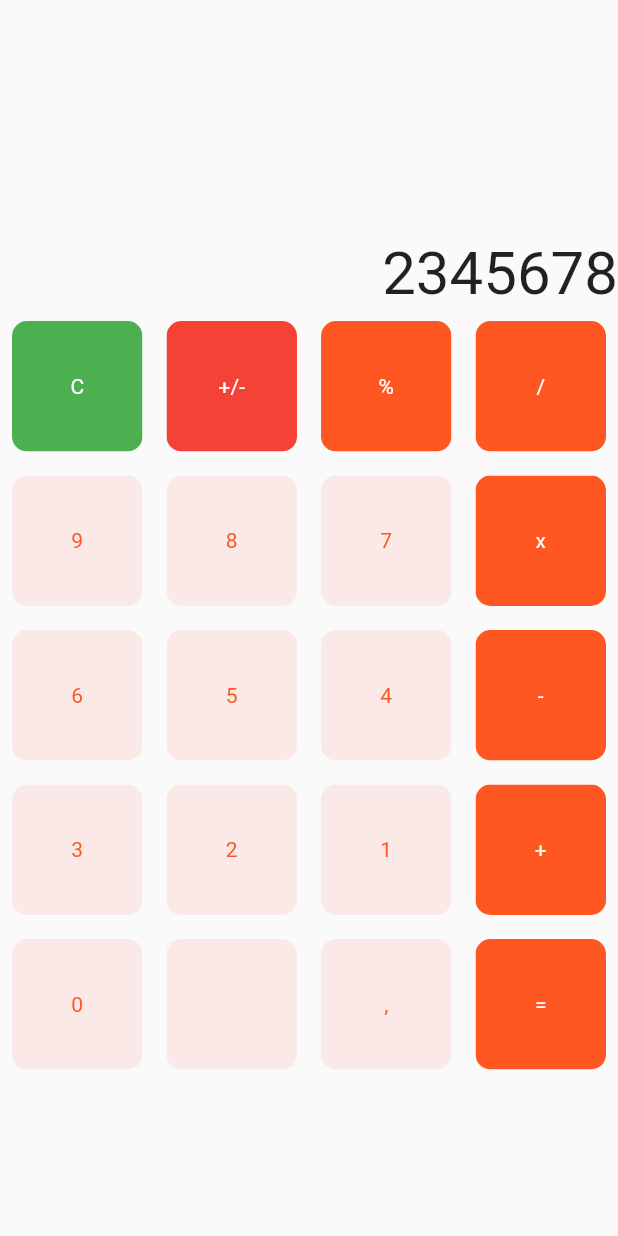
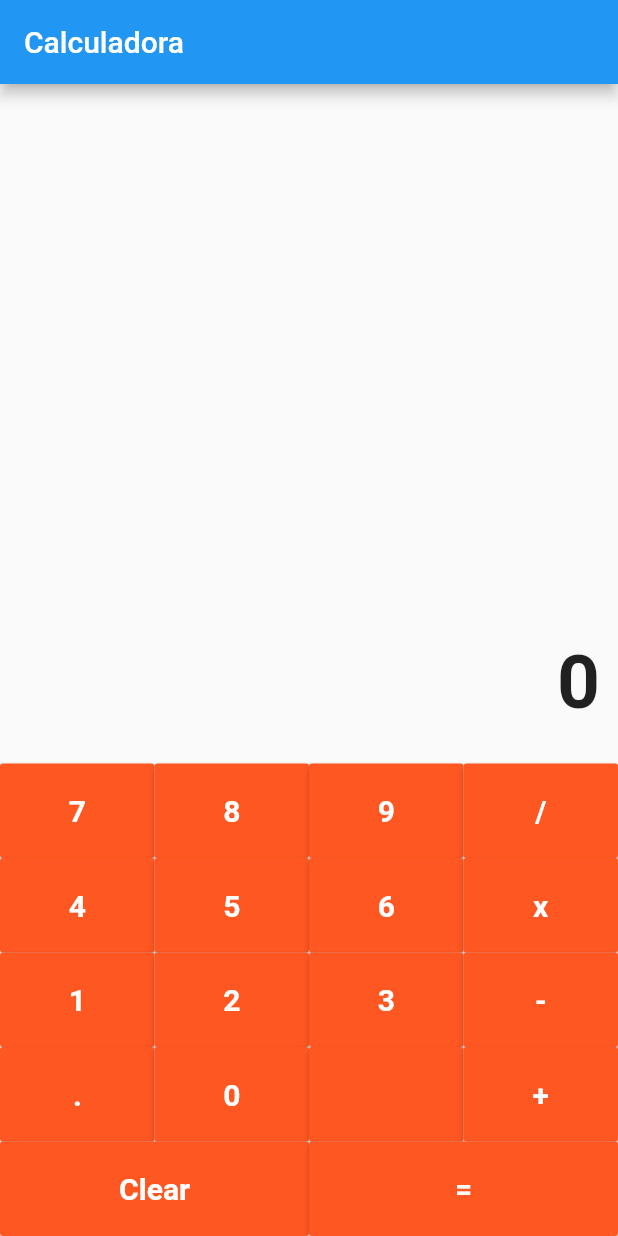
Before and after one commit to jorgetejeda/AppCalculate, a Flutter app: the screen it shows after launch, on a phone screen of 412 x 824 dp. Run offline on Flutter 3.47's test engine with Material 2 defaults, Android fonts, the phone set to English and light mode, and no system bars.

Commit message:
Remove original design and make calculate functional

```diff
--- a/lib/main.dart
+++ b/lib/main.dart
@@ -1,4 +1,3 @@
-import 'package:calculadora/buttons.dart';
 import 'package:flutter/material.dart';
 
 void main() => runApp(MyApp());
@@ -24,63 +23,145 @@ class MyHomePage extends StatefulWidget {
 }
 
 class _MyHomePageState extends State<MyHomePage> {
-  final List<String> buttons = ['C','+/-','%','/','9','8','7','x','6','5','4','-','3','2','1','+','0','',',','='];
+  String output = "0";
+  String _output = "0";
+  double num1 = 0.0;
+  double num2 = 0.0;
+  String operand = "";
+
+  void buttonPress(String buttonText) {
+    if (buttonText == 'Clear') {
+      setState(() {
+        _output = "0";
+        num1 = 0.0;
+        num2 = 0.0;
+        operand = "";
+      });
+    } else if (buttonText == 'x' ||
+        buttonText == '/' ||
+        buttonText == '+' ||
+        buttonText == '-') {
+      num1 = double.parse(output);
+      operand = buttonText;
+      _output = '0';
+    } else if (buttonText == ".") {
+      if (_output.contains(".")) {
+        print('Ya has agregado un decimal');
+        return;
+      } else {
+        _output = _output + buttonText;
+      }
+    } else if (buttonText == "=") {
+      num2 = double.parse(output);
+      if (operand == "+") _output = (num1 + num2).toString();
+      if (operand == "-") _output = (num1 - num2).toString();
+      if (operand == "x") _output = (num1 * num2).toString();
+      if (operand == "/") _output = (num1 / num2).toString();
+
+      num1 = 0.0;
+      num2 = 0.0;
+      operand = "";
+    } else {
+      _output = _output + buttonText;
+      setState(() {
+        output = double.parse(_output).toStringAsFixed(2);
+      });
+    }
+  }
+
+  Widget buildButton(String text) {
+    return Expanded(
+        child: MaterialButton(
+      padding: EdgeInsets.all(20),
+      onPressed: () => buttonPress(text),
+      child: Text(
+        text,
+        style: TextStyle(fontSize: 20, fontWeight: FontWeight.bold),
+      ),
+      color: Colors.deepOrange,
+      textColor: Colors.white,
+    ));
+  }
 
   @override
   Widget build(BuildContext context) {
     return Scaffold(
-      body: Column(children: <Widget>[
-        Expanded(
-          child: Container(
-            child: Row(
-              mainAxisAlignment: MainAxisAlignment.end,
-              crossAxisAlignment: CrossAxisAlignment.end,
+      appBar: AppBar(
+        title: Text('Calculadora'),
+      ),
+      body: Column(mainAxisAlignment: MainAxisAlignment.end, children: <Widget>[
+        Container(
+          alignment: Alignment.centerRight,
+          padding: EdgeInsets.symmetric(vertical: 24, horizontal: 12),
+          child: Text(
+            output,
+            style: TextStyle(fontSize: 50, fontWeight: FontWeight.bold),
+          ),
+        ),
+        // Expanded(child: Divider()),
+        Column(
+          children: <Widget>[
+            Row(
               children: <Widget>[
-                Text('2345678', style:TextStyle(fontSize: 40)),
+                buildButton('7'),
+                buildButton('8'),
+                buildButton('9'),
+                buildButton('/'),
               ],
             ),
-          ),
-        ),
-        Expanded(
-          flex: 3,
-          child: Container(
-              child: GridView.builder(
-                  itemCount: buttons.length,
-                  gridDelegate: SliverGridDelegateWithFixedCrossAxisCount(crossAxisCount: 4),
-                  itemBuilder: (BuildContext context, int index) {
-                    if (index == 0) {
-                      return showButton(buttons[index], Colors.green, Colors.white, unique: true);
-                    } else if (index == 1) {
-                      return showButton(buttons[index], Colors.red, Colors.white, unique: true);
-                    } else {
-                      return showButton(buttons[index], Colors.deepOrange, Colors.deepOrange);
-                    }
-                  })),
+            Row(
+              children: <Widget>[
+                buildButton('4'),
+                buildButton('5'),
+                buildButton('6'),
+                buildButton('x'),
+              ],
+            ),
+            Row(
+              children: <Widget>[
+                buildButton('1'),
+                buildButton('2'),
+                buildButton('3'),
+                buildButton('-'),
+              ],
+            ),
+            Row(
+              children: <Widget>[
+                buildButton('.'),
+                buildButton('0'),
+                buildButton(''),
+                buildButton('+'),
+              ],
+            ),
+            Row(
+              children: <Widget>[
+                buildButton('Clear'),
+                buildButton('='),
+              ],
+            ),
+          ],
         )
       ]),
     );
   }
 
-  bool isOperator(String x) {
-    if (x == '%' || x == '/' || x == 'x' || x == '-' || x == '+' || x == '=') return true;
-    return false;
-  }
+  // bool isOperator(String x) {
+  //   if (x == '%' || x == '/' || x == 'x' || x == '-' || x == '+' || x == '=')
+  //     return true;
+  //   return false;
+  // }
 
-  Widget showButton(String buttonText, Color color, Color textColor,{bool unique = false}) {
-    return Buttons(
-      buttonText: buttonText,
-      color:
-        unique
-          ? color
-          : isOperator(buttonText)
-            ? color
-            : Colors.deepOrange[50],
-      textColor:
-        unique
-          ? textColor
-          : isOperator(buttonText)
-            ? Colors.white
-            : textColor,
-    );
-  }
+  // Widget showButton(String buttonText, Color color, Color textColor,
+  //     {bool unique = false}) {
+  //   return Buttons(
+  //     buttonText: buttonText,
+  //     color: unique
+  //         ? color
+  //         : isOperator(buttonText) ? color : Colors.deepOrange[50],
+  //     textColor: unique
+  //         ? textColor
+  //         : isOperator(buttonText) ? Colors.white : textColor,
+  //   );
+  // }
+
 }
```
